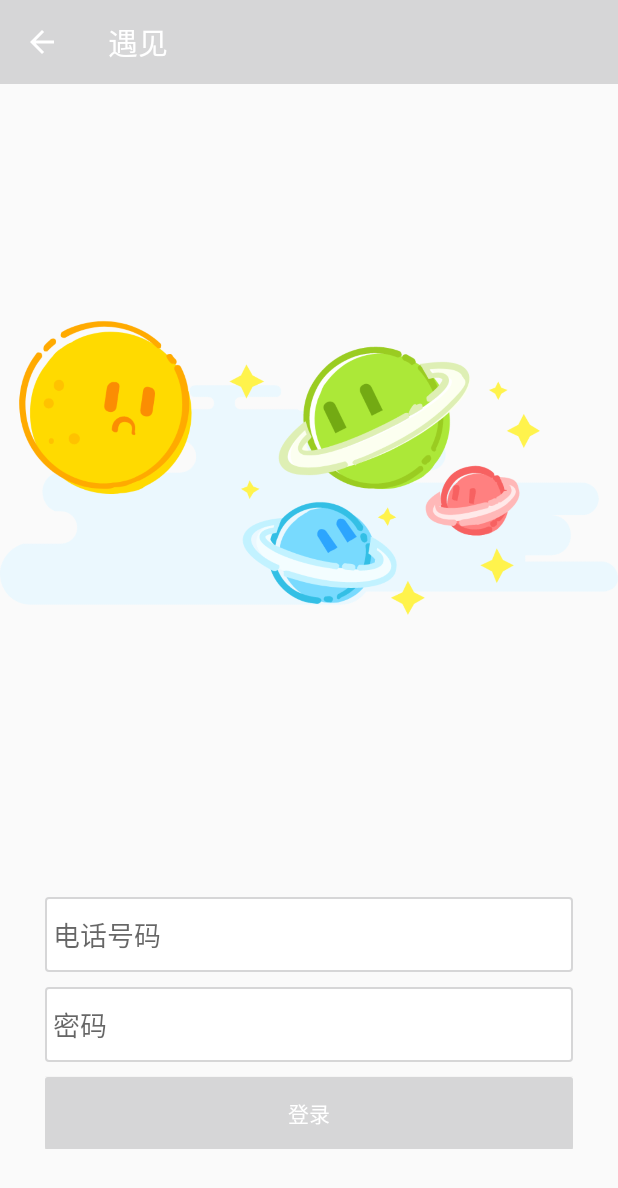
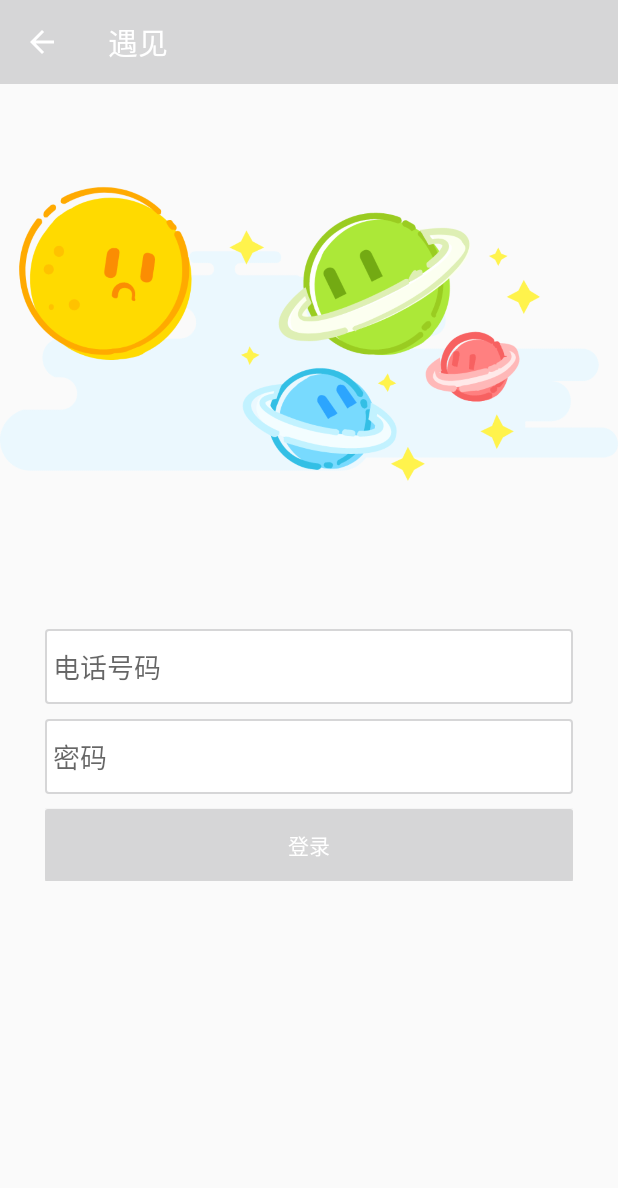
Before and after one commit to SimonWangChen/imoocMeet, an Android app: the TestLoginActivity screen opened directly, with no data from a screen before it, on a phone screen of 412 x 824 dp. Shown: the top 1188 px of the screen. Run offline under Robolectric (Android 15) with nearby library versions, the phone set to English and light mode, and no system bars; our stand-ins replace EventBus; libraries missing offline, so code that uses them is left out: cn.bmob.v3.

```diff
--- a/app/src/main/AndroidManifest.xml
+++ b/app/src/main/AndroidManifest.xml
@@ -4,6 +4,7 @@
     package="com.proclassmates.imoocmeet">
 
     <application
+        android:usesCleartextTraffic="true"
         android:name=".base.BaseApp"
         android:allowBackup="false"
         android:icon="@mipmap/ic_launcher"
--- a/app/src/main/res/layout/activity_test_login.xml
+++ b/app/src/main/res/layout/activity_test_login.xml
@@ -10,7 +10,7 @@
 
         <ImageView
             android:layout_width="match_parent"
-            android:layout_height="wrap_content"
+            android:layout_height="333dp"
             android:src="@drawable/img_login_bg" />
 
         <LinearLayout
--- a/app/src/main/res/layout/dialog_code_view.xml
+++ b/app/src/main/res/layout/dialog_code_view.xml
@@ -5,7 +5,7 @@
     android:gravity="center"
     android:orientation="vertical">
 
-    <com.liuguilin.framework.view.TouchPictureV
+    <com.proclassmates.framework.view.TouchPictureV
         android:id="@+id/mPictureV"
         android:layout_width="300dp"
         android:layout_height="180dp" />
```
Also changed, not shown: framework/src/main/java/com/proclassmates/framework/bmob/BmobManager.java (+5 -2 lines).
